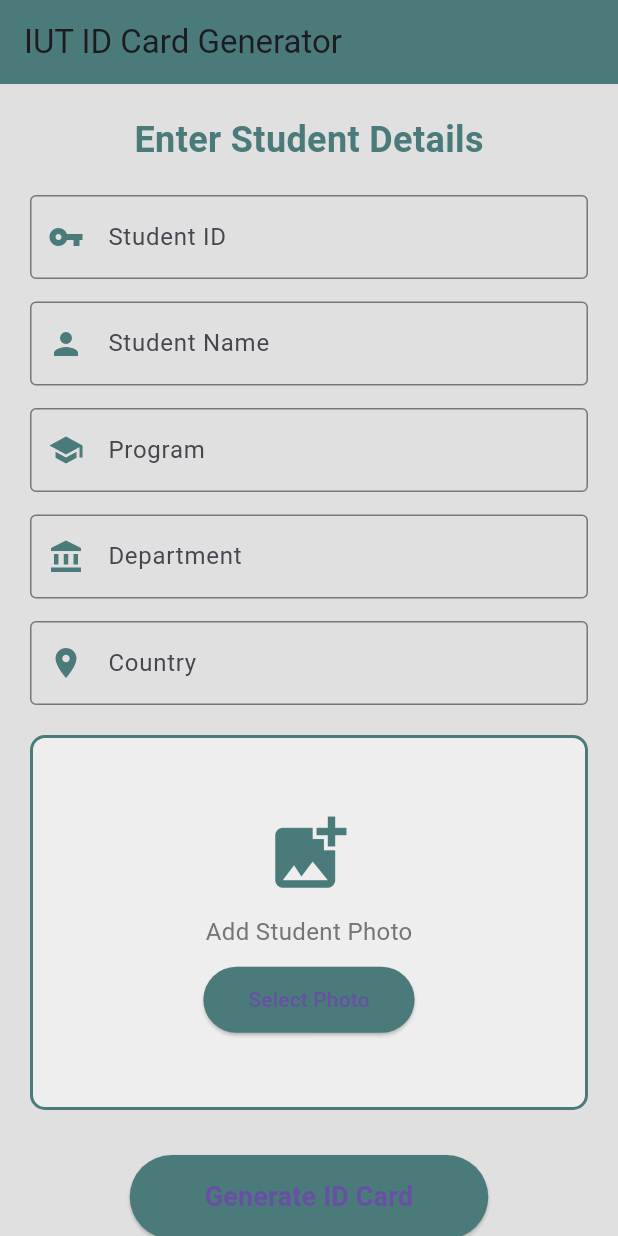
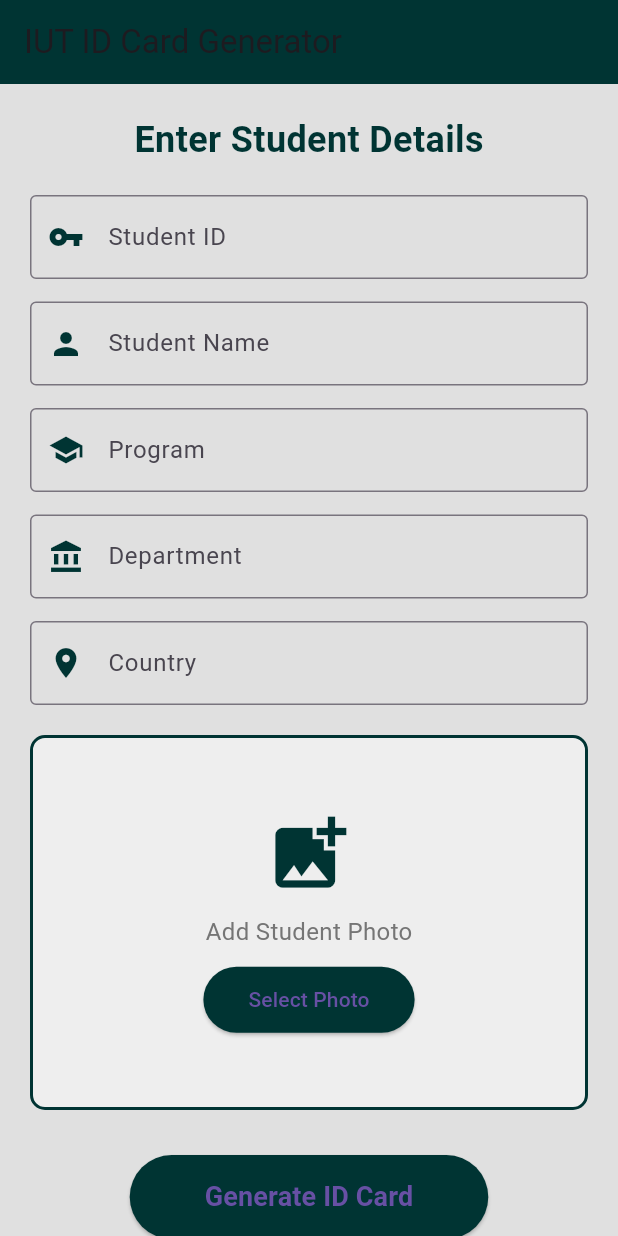
Before and after one commit to halumgrr/CSE_4790_IT, a Flutter app: the screen it shows after launch, on a phone screen of 412 x 824 dp. Run offline on Flutter 3.47's test engine with Material 3 defaults, Android fonts, the phone set to English and light mode, and no system bars; our stand-ins replace flutter_riverpod, go_router, image_picker, sembast, shared_preferences.

Commit message:
more satisfactory color scheme

```diff
--- a/id_card_generator/lib/main.dart
+++ b/id_card_generator/lib/main.dart
@@ -55,7 +55,7 @@
       backgroundColor: Colors.grey[300],
       appBar: AppBar(
         title: const Text('IUT ID Card Generator'),
-        backgroundColor: const Color(0xFF4a7a7a),
+        backgroundColor: const Color(0xFF003433),
       ),
       body: SingleChildScrollView(
         child: Padding(
@@ -71,7 +71,7 @@
                   style: TextStyle(
                     fontSize: 24,
                     fontWeight: FontWeight.bold,
-                    color: Color(0xFF4a7a7a),
+                    color: Color(0xFF003433),
                   ),
                 ),
                 const SizedBox(height: 20),
@@ -83,7 +83,7 @@
                     labelText: 'Student ID',
                     hintText: 'e.g., 210041156',
                     border: OutlineInputBorder(),
-                    prefixIcon: Icon(Icons.vpn_key, color: Color(0xFF4a7a7a)),
+                    prefixIcon: Icon(Icons.vpn_key, color: Color(0xFF003433)),
                   ),
                   keyboardType: TextInputType.number,
                 ),
@@ -96,7 +96,7 @@
                     labelText: 'Student Name',
                     hintText: 'e.g., TAHSINUL ISLAM RUPOM',
                     border: OutlineInputBorder(),
-                    prefixIcon: Icon(Icons.person, color: Color(0xFF4a7a7a)),
+                    prefixIcon: Icon(Icons.person, color: Color(0xFF003433)),
                   ),
                   textCapitalization: TextCapitalization.characters,
                 ),
@@ -109,7 +109,7 @@
                     labelText: 'Program',
                     hintText: 'e.g., B.Sc. in CSE',
                     border: OutlineInputBorder(),
-                    prefixIcon: Icon(Icons.school, color: Color(0xFF4a7a7a)),
+                    prefixIcon: Icon(Icons.school, color: Color(0xFF003433)),
                   ),
                 ),
                 const SizedBox(height: 15),
@@ -121,7 +121,7 @@
                     labelText: 'Department',
                     hintText: 'e.g., CSE',
                     border: OutlineInputBorder(),
-                    prefixIcon: Icon(Icons.account_balance, color: Color(0xFF4a7a7a)),
+                    prefixIcon: Icon(Icons.account_balance, color: Color(0xFF003433)),
                   ),
                   textCapitalization: TextCapitalization.characters,
                 ),
@@ -134,7 +134,7 @@
                     labelText: 'Country',
                     hintText: 'e.g., Bangladesh',
                     border: OutlineInputBorder(),
-                    prefixIcon: Icon(Icons.location_on, color: Color(0xFF4a7a7a)),
+                    prefixIcon: Icon(Icons.location_on, color: Color(0xFF003433)),
                   ),
                 ),
                 const SizedBox(height: 20),
@@ -144,7 +144,7 @@
                   width: double.infinity,
                   height: 250,
                   decoration: BoxDecoration(
-                    border: Border.all(color: const Color(0xFF4a7a7a), width: 2),
+                    border: Border.all(color: const Color(0xFF003433), width: 2),
                     borderRadius: BorderRadius.circular(10),
                     color: selectedImageFile != null ? Colors.green[50] : Colors.grey[200],
                   ),
@@ -203,7 +203,7 @@
                             const Icon(
                               Icons.add_photo_alternate,
                               size: 60,
-                              color: Color(0xFF4a7a7a),
+                              color: Color(0xFF003433),
                             ),
                             const SizedBox(height: 10),
                             Text(
@@ -230,7 +230,7 @@
                                 }
                               },
                               style: ElevatedButton.styleFrom(
-                                backgroundColor: const Color(0xFF4a7a7a),
+                                backgroundColor: const Color(0xFF003433),
                                 padding: const EdgeInsets.symmetric(horizontal: 30, vertical: 12),
                               ),
                               child: const Text('Select Photo'),
@@ -274,7 +274,7 @@
                     }
                   },
                   style: ElevatedButton.styleFrom(
-                    backgroundColor: const Color(0xFF4a7a7a),
+                    backgroundColor: const Color(0xFF003433),
                     padding: const EdgeInsets.symmetric(horizontal: 50, vertical: 15),
                   ),
                   child: const Text(
@@ -314,7 +314,7 @@
                             width: double.infinity,
                             padding: const EdgeInsets.symmetric(vertical: 20, horizontal: 20),
                             decoration: const BoxDecoration(
-                              color: Color(0xFF4a7a7a),
+                              color: Color(0xFF003433),
                               borderRadius: BorderRadius.only(
                                 topLeft: Radius.circular(15),
                                 topRight: Radius.circular(15),
@@ -375,7 +375,7 @@
                                   children: [
                                     const Icon(
                                       Icons.vpn_key,
-                                      color: Color(0xFF4a7a7a),
+                                      color: Color(0xFF003433),
                                       size: 22,
                                     ),
                                     const SizedBox(width: 8),
@@ -394,7 +394,7 @@
                                   width: double.infinity,
                                   padding: const EdgeInsets.symmetric(horizontal: 18, vertical: 10),
                                   decoration: BoxDecoration(
-                                    color: const Color(0xFF4a7a7a),
+                                    color: const Color(0xFF003433),
                                     borderRadius: BorderRadius.circular(25),
                                   ),
                                   child: Row(
@@ -430,7 +430,7 @@
                                   children: [
                                     const Icon(
                                       Icons.person,
-                                      color: Color(0xFF4a7a7a),
+                                      color: Color(0xFF003433),
                                       size: 22,
                                     ),
                                     const SizedBox(width: 8),
@@ -450,7 +450,7 @@
                                   style: TextStyle(
                                     fontSize: 18,
                                     fontWeight: FontWeight.bold,
-                                    color: Color(0xFF4a7a7a),
+                                    color: Color(0xFF003433),
                                     fontFamily: currentFontFamily,
                                   ),
                                 ),
@@ -461,7 +461,7 @@
                                 Row(
                                   mainAxisAlignment: MainAxisAlignment.center,
                                   children: [
-                                    const Icon(Icons.school, color:Color(0xFF4a7a7a), size: 22),
+                                    const Icon(Icons.school, color:Color(0xFF003433), size: 22),
                                     const SizedBox(width: 8),
                                     RichText(
                                       text: TextSpan(
@@ -470,7 +470,7 @@
                                             text: 'Program ',
                                             style: TextStyle(
                                               fontSize: 15,
-                                              color: Color(0xFF4a7a7a),
+                                              color: Color(0xFF003433),
                                               fontFamily: currentFontFamily,
                                             ),
                                           ),
@@ -479,7 +479,7 @@
                                             style: TextStyle(
                                               fontSize: 15,
                                               fontWeight: FontWeight.bold,
-                                              color: Color(0xFF4a7a7a),
+                                              color: Color(0xFF003433),
                                               fontFamily: currentFontFamily,
                                             ),
                                           ),
@@ -495,7 +495,7 @@
                                 Row(
                                   mainAxisAlignment: MainAxisAlignment.center,
                                   children: [
-                                    const Icon(Icons.account_balance, color:Color(0xFF4a7a7a), size: 22),
+                                    const Icon(Icons.account_balance, color:Color(0xFF003433), size: 22),
                                     const SizedBox(width: 8),
                                     RichText(
                                       text: TextSpan(
@@ -504,7 +504,7 @@
                                             text: 'Department ',
                                             style: TextStyle(
                                               fontSize: 15,
-                                              color:Color(0xFF4a7a7a),
+                                              color:Color(0xFF003433),
                                               fontFamily: currentFontFamily,
                                             ),
                                           ),
@@ -513,7 +513,7 @@
                                             style: TextStyle(
                                               fontSize: 15,
                                               fontWeight: FontWeight.bold,
-                                              color: Color(0xFF4a7a7a),
+                                              color: Color(0xFF003433),
                                               fontFamily: currentFontFamily,
                                             ),
                                           ),
@@ -531,7 +531,7 @@
                                   children: [
                                     const Icon(
                                       Icons.location_on,
-                                      color: Color(0xFF4a7a7a),
+                                      color: Color(0xFF003433),
                                       size: 22,
                                     ),
                                     const SizedBox(width: 8),
@@ -540,7 +540,7 @@
                                       style: TextStyle(
                                         fontSize: 15,
                                         fontWeight: FontWeight.bold,
-                                        color: Color(0xFF4a7a7a),
+                                        color: Color(0xFF003433),
                                         fontFamily: currentFontFamily,
                                       ),
                                     ),
@@ -555,7 +555,7 @@
                             width: double.infinity,
                             padding: const EdgeInsets.symmetric(vertical: 15),
                             decoration: const BoxDecoration(
-                              color: Color(0xFF4a7a7a),
+                              color: Color(0xFF003433),
                               borderRadius: BorderRadius.only(
                                 bottomLeft: Radius.circular(15),
                                 bottomRight: Radius.circular(15),
@@ -584,7 +584,7 @@
                           decoration: BoxDecoration(
                             color: Colors.white,
                             border: Border.all(
-                              color: const Color(0xFF4a7a7a),
+                              color: const Color(0xFF003433),
                               width: 5,
                             ),
                           ),
@@ -622,7 +622,7 @@
                             });
                           },
                           style: ElevatedButton.styleFrom(
-                            backgroundColor: const Color(0xFF4a7a7a),
+                            backgroundColor: const Color(0xFF003433),
                             padding: const EdgeInsets.symmetric(horizontal: 15, vertical: 12),
                             shape: RoundedRectangleBorder(
                               borderRadius: BorderRadius.circular(8),
@@ -647,7 +647,7 @@
                             });
                           },
                           style: ElevatedButton.styleFrom(
-                            backgroundColor: const Color(0xFF4a7a7a),
+                            backgroundColor: const Color(0xFF003433),
                             padding: const EdgeInsets.symmetric(horizontal: 15, vertical: 12),
                             shape: RoundedRectangleBorder(
                               borderRadius: BorderRadius.circular(8),
@@ -682,7 +682,7 @@
                       icon: const Icon(Icons.edit),
                       label: const Text('Edit Details'),
                       style: ElevatedButton.styleFrom(
-                        backgroundColor: const Color(0xFF4a7a7a),
+                        backgroundColor: const Color(0xFF003433),
                         padding: const EdgeInsets.symmetric(horizontal: 25, vertical: 12),
                       ),
                     ),
```
Also changed, not shown: id_cloning_app/lib/main.dart (+15 -15 lines), id_card_generator/pubspec.lock, id_cloning_app/pubspec.lock.
